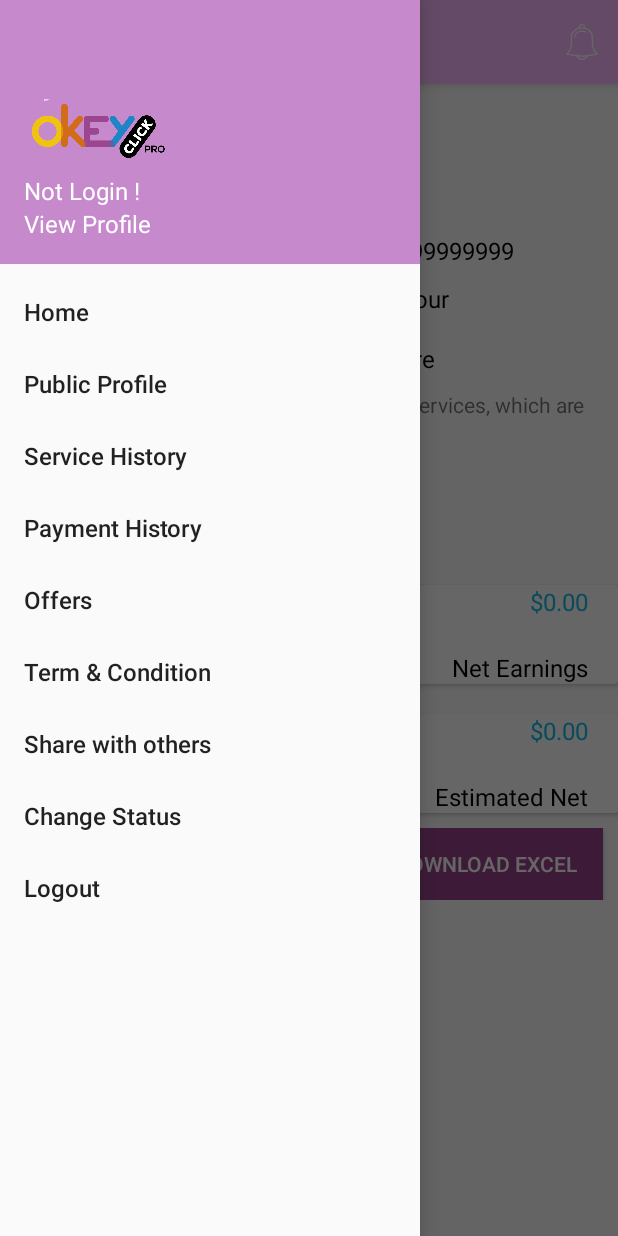
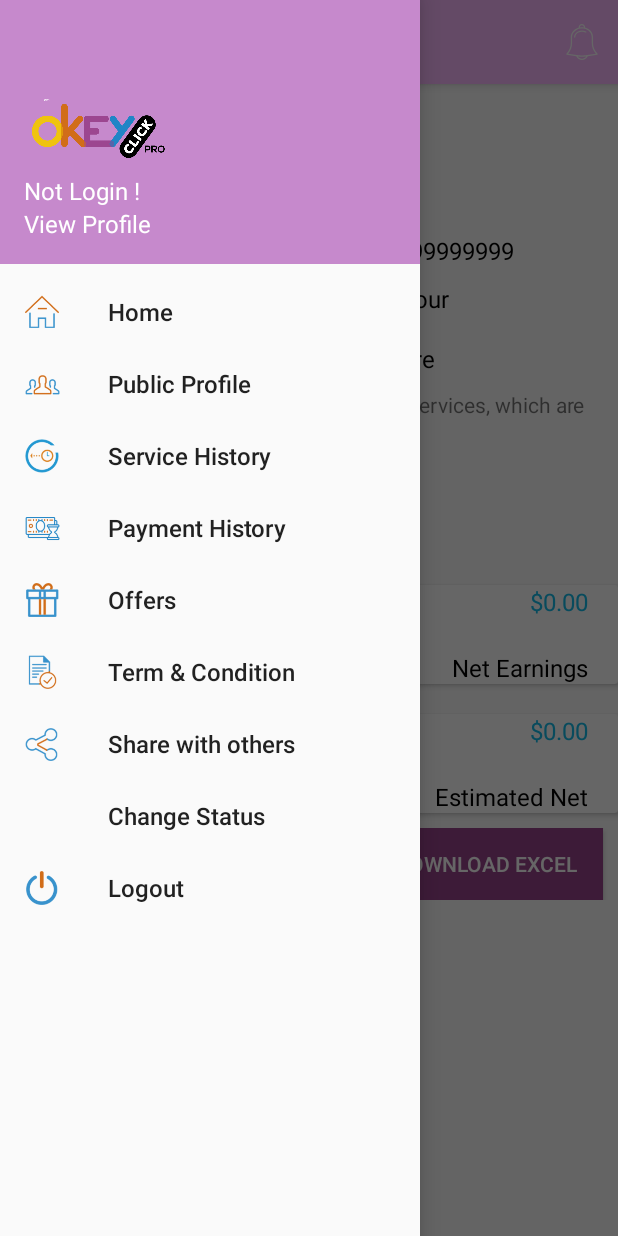
Before and after one commit to kapil061287/third, an Android app: the HomeActivity screen opened directly, with no data from a screen before it, with the side drawer open, on a phone screen of 412 x 824 dp. Run offline under Robolectric (Android 15) with nearby library versions, the phone set to English and light mode, and no system bars; libraries missing offline, so code that uses them is left out: com.hedgehog.ratingbar; plain views replace RatingBar, RoundedImageView; 3 statements that could not run were skipped.

Commit message:
new commit

```diff
--- a/app/src/main/java/com/depex/okeyclick/sp/appscreens/HomeActivity.java
+++ b/app/src/main/java/com/depex/okeyclick/sp/appscreens/HomeActivity.java
@@ -64,6 +64,7 @@ public class HomeActivity extends AppCompatActivity
 
         NavigationView navigationView =  findViewById(R.id.nav_view);
         navigationView.setNavigationItemSelectedListener(this);
+        navigationView.setItemIconTintList(null);
 
         ViewProfileFragment fragment=new ViewProfileFragment();
         getSupportFragmentManager().beginTransaction().replace(R.id.container_fragement, fragment).addToBackStack(null).commit();
--- a/app/src/main/java/com/depex/okeyclick/sp/fragment/IsOnlineFragment.java
+++ b/app/src/main/java/com/depex/okeyclick/sp/fragment/IsOnlineFragment.java
@@ -54,8 +54,6 @@ import com.google.android.gms.maps.model.LatLng;
 import com.google.android.gms.maps.model.Marker;
 import com.google.android.gms.maps.model.MarkerOptions;
 import com.google.android.gms.tasks.OnSuccessListener;
-
-
 
 import org.json.JSONException;
 import org.json.JSONObject;
--- a/app/src/main/res/menu/nav_menu.xml
+++ b/app/src/main/res/menu/nav_menu.xml
@@ -2,26 +2,34 @@
 <menu xmlns:android="http://schemas.android.com/apk/res/android">
 <group android:id="@+id/group1" android:checkableBehavior="single">
 <item android:id="@+id/home_menu"
+    android:icon="@drawable/home_icon"
     android:title="Home"
     />
     <item android:id="@+id/public_profile_menu"
         android:title="Public Profile"
+        android:icon="@drawable/public_profile_icon"
         />
     <item android:id="@+id/service_history_menu"
+        android:icon="@drawable/service_history_icon"
         android:title="Service History" />
     <item android:id="@+id/payment_history_menu"
+        android:icon="@drawable/payment_history_icon"
         android:title="Payment History"/>
 
     <item android:id="@+id/offers_menu"
+        android:icon="@drawable/offer_icon"
         android:title="Offers"/>
     <item android:id="@+id/term_and_condition_menu"
+        android:icon="@drawable/term_and_condition_icon"
         android:title="@string/term_and_condition"/>
     <item android:id="@+id/share_with_others_menu"
+        android:icon="@drawable/share_icon"
         android:title="Share with others" />
     <item android:id="@+id/change_status_menu"
         android:title="Change Status"
         />
     <item android:id="@+id/logout_menu"
+        android:icon="@drawable/logout"
         android:title="Logout"/>
 </group>
 </menu>
```
Also changed, not shown: app/src/main/res/drawable/account.png (added), app/src/main/res/drawable/contact.png (added), app/src/main/res/drawable/home_icon.png (added), app/src/main/res/drawable/invite_and_earn_icon.png (added), app/src/main/res/drawable/logout.png (added), app/src/main/res/drawable/notification_icon.png (added), app/src/main/res/drawable/offer_icon.png (added), app/src/main/res/drawable/payment_history_icon.png (added), app/src/main/res/drawable/public_profile_icon.png (added), app/src/main/res/drawable/report_and_issue.png (added), app/src/main/res/drawable/service_history_icon.png (added), app/src/main/res/drawable/share_icon.png (added), app/src/main/res/drawable/term_and_condition_icon.png (added).
